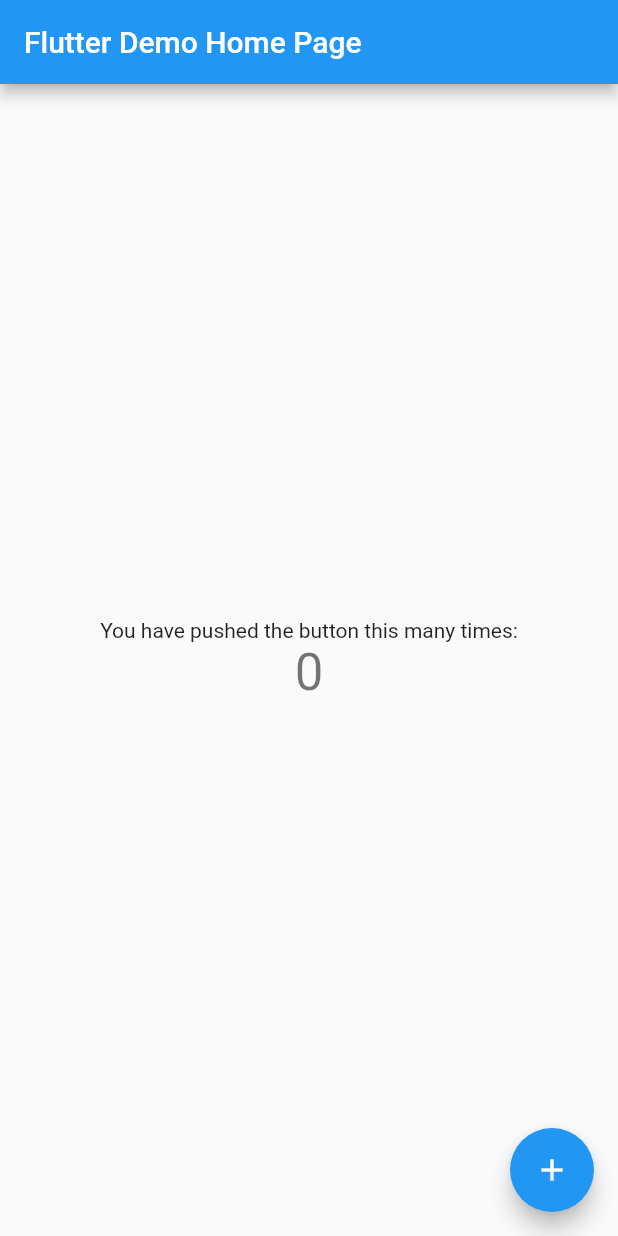
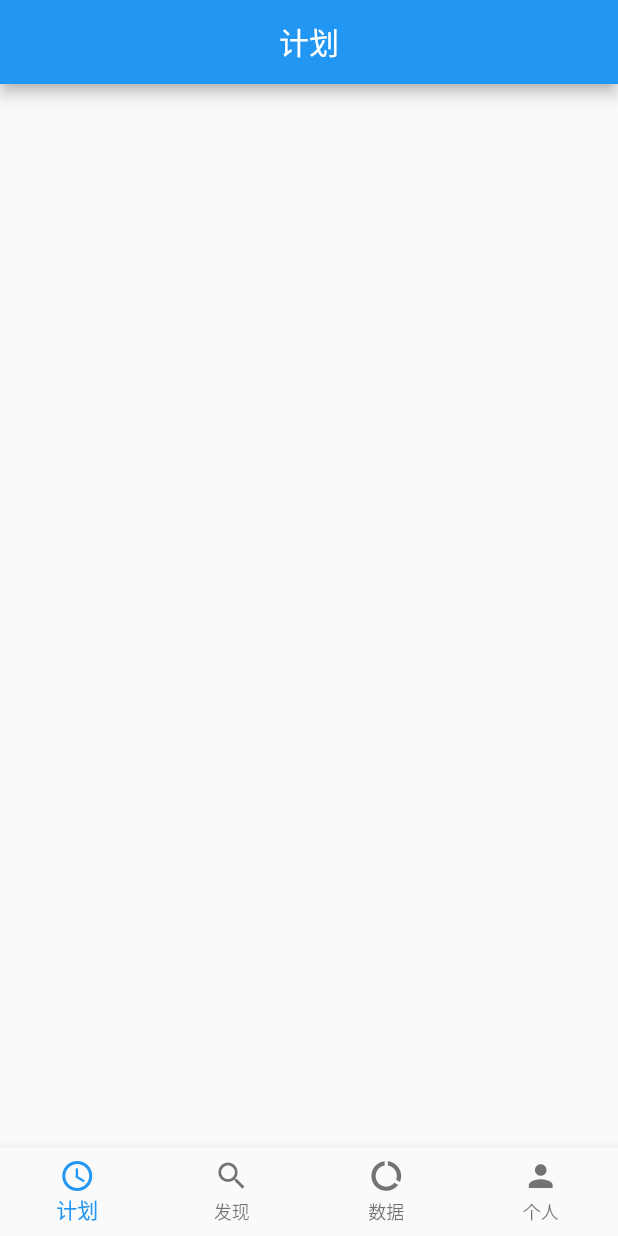
Before and after one commit to Exooool/Flutter-Track, a Flutter app: the screen it shows after launch, on a phone screen of 412 x 824 dp. Run offline on Flutter 3.47's test engine with Material 2 defaults, Android fonts, the phone set to English and light mode, and no system bars; missing offline and left inert: dart:ffi.

Commit message:
1/22 代码进度提交

```diff
--- a/lib/main.dart
+++ b/lib/main.dart
@@ -1,4 +1,6 @@
 import 'package:flutter/material.dart';
+import './pages/reg_and_log.dart';
+import './pages/home_menu.dart';
 
 void main() {
   runApp(const MyApp());
@@ -11,105 +13,15 @@
   @override
   Widget build(BuildContext context) {
     return MaterialApp(
-      title: 'Flutter Demo',
+      // 去除debug标签
+      debugShowCheckedModeBanner: false,
+
       theme: ThemeData(
-        // This is the theme of your application.
-        //
-        // Try running your application with "flutter run". You'll see the
-        // application has a blue toolbar. Then, without quitting the app, try
-        // changing the primarySwatch below to Colors.green and then invoke
-        // "hot reload" (press "r" in the console where you ran "flutter run",
-        // or simply save your changes to "hot reload" in a Flutter IDE).
-        // Notice that the counter didn't reset back to zero; the application
-        // is not restarted.
-        primarySwatch: Colors.blue,
-      ),
-      home: const MyHomePage(title: 'Flutter Demo Home Page'),
+          primarySwatch: Colors.blue, // 主题颜色
+          splashColor: Colors.transparent, // 取消水波纹特效
+          highlightColor: Colors.transparent // 取消水波纹特效
+          ),
+      home: HomeMenu(),
     );
   }
 }
-
-class MyHomePage extends StatefulWidget {
-  const MyHomePage({Key? key, required this.title}) : super(key: key);
-
-  // This widget is the home page of your application. It is stateful, meaning
-  // that it has a State object (defined below) that contains fields that affect
-  // how it looks.
-
-  // This class is the configuration for the state. It holds the values (in this
-  // case the title) provided by the parent (in this case the App widget) and
-  // used by the build method of the State. Fields in a Widget subclass are
-  // always marked "final".
-
-  final String title;
-
-  @override
-  State<MyHomePage> createState() => _MyHomePageState();
-}
-
-class _MyHomePageState extends State<MyHomePage> {
-  int _counter = 0;
-
-  void _incrementCounter() {
-    setState(() {
-      // This call to setState tells the Flutter framework that something has
-      // changed in this State, which causes it to rerun the build method below
-      // so that the display can reflect the updated values. If we changed
-      // _counter without calling setState(), then the build method would not be
-      // called again, and so nothing would appear to happen.
-      _counter++;
-    });
-  }
-
-  @override
-  Widget build(BuildContext context) {
-    // This method is rerun every time setState is called, for instance as done
-    // by the _incrementCounter method above.
-    //
-    // The Flutter framework has been optimized to make rerunning build methods
-    // fast, so that you can just rebuild anything that needs updating rather
-    // than having to individually change instances of widgets.
-    return Scaffold(
-      appBar: AppBar(
-        // Here we take the value from the MyHomePage object that was created by
-        // the App.build method, and use it to set our appbar title.
-        title: Text(widget.title),
-      ),
-      body: Center(
-        // Center is a layout widget. It takes a single child and positions it
-        // in the middle of the parent.
-        child: Column(
-          // Column is also a layout widget. It takes a list of children and
-          // arranges them vertically. By default, it sizes itself to fit its
-          // children horizontally, and tries to be as tall as its parent.
-          //
-          // Invoke "debug painting" (press "p" in the console, choose the
-          // "Toggle Debug Paint" action from the Flutter Inspector in Android
-          // Studio, or the "Toggle Debug Paint" command in Visual Studio Code)
-          // to see the wireframe for each widget.
-          //
-          // Column has various properties to control how it sizes itself and
-          // how it positions its children. Here we use mainAxisAlignment to
-          // center the children vertically; the main axis here is the vertical
-          // axis because Columns are vertical (the cross axis would be
-          // horizontal).
-          mainAxisAlignment: MainAxisAlignment.center,
-          children: <Widget>[
-            const Text(
-              'You have pushed the button this many times:',
-            ),
-            Text(
-              '$_counter',
-              style: Theme.of(context).textTheme.headline4,
-            ),
-          ],
-        ),
-      ),
-      floatingActionButton: FloatingActionButton(
-        onPressed: _incrementCounter,
-        tooltip: 'Increment',
-        child: const Icon(Icons.add),
-      ), // This trailing comma makes auto-formatting nicer for build methods.
-    );
-  }
-}
--- /dev/null
+++ b/lib/pages/home_menu.dart
@@ -0,0 +1,44 @@
+import 'package:flutter/material.dart';
+import 'package:flutter_track/pages/discover.dart';
+import 'package:flutter_track/pages/user.dart';
+import 'package:flutter_track/pages/project.dart';
+import 'package:flutter_track/pages/information.dart';
+
+class HomeMenu extends StatefulWidget {
+  HomeMenu({Key? key}) : super(key: key);
+
+  @override
+  _HomeMenuState createState() => _HomeMenuState();
+}
+
+class _HomeMenuState extends State<HomeMenu> {
+  int index = 0;
+  final List _pageList = [
+    ProjectPage(),
+    DiscoverPage(),
+    InformationPage(),
+    UserPage()
+  ];
+  @override
+  Widget build(BuildContext context) {
+    return Scaffold(
+      body: _pageList[index],
+      bottomNavigationBar: BottomNavigationBar(
+        currentIndex: index,
+        onTap: (int index) {
+          setState(() {
+            this.index = index;
+          });
+        },
+        type: BottomNavigationBarType.fixed,
+        items: const [
+          BottomNavigationBarItem(icon: Icon(Icons.schedule), label: '计划'),
+          BottomNavigationBarItem(icon: Icon(Icons.search), label: '发现'),
+          BottomNavigationBarItem(
+              icon: Icon(Icons.data_saver_off), label: '数据'),
+          BottomNavigationBarItem(icon: Icon(Icons.person), label: '个人'),
+        ],
+      ),
+    );
+  }
+}
--- /dev/null
+++ b/lib/pages/project.dart
@@ -0,0 +1,20 @@
+import 'package:flutter/material.dart';
+
+class ProjectPage extends StatefulWidget {
+  ProjectPage({Key? key}) : super(key: key);
+
+  @override
+  _ProjectPageState createState() => _ProjectPageState();
+}
+
+class _ProjectPageState extends State<ProjectPage> {
+  @override
+  Widget build(BuildContext context) {
+    return Scaffold(
+      appBar: AppBar(
+        title: const Text('计划'),
+        centerTitle: true,
+      ),
+    );
+  }
+}
```
Also changed, not shown: lib/pages/discover.dart (added, +60 -0 lines), lib/pages/discover/news.dart (added, +77 -0 lines), lib/pages/information.dart (added, +20 -0 lines), lib/pages/reg_and_log.dart (added, +211 -0 lines), lib/pages/user.dart (added, +19 -0 lines), lib/pages/user/user_appbar.dart (added, +38 -0 lines), lib/config/app_theme.dart (added).
